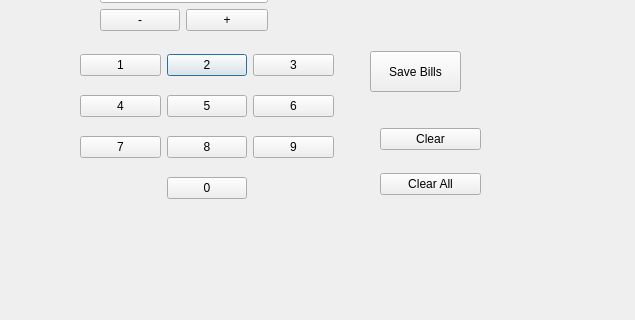
Before: the Qt Designer form bank-automat/admin.ui in JereKortesalmi/BankProject, drawn with Qt 5; both pictures show x 190 to 825 and y 289 to 609 of the 825 by 609 pixel window.
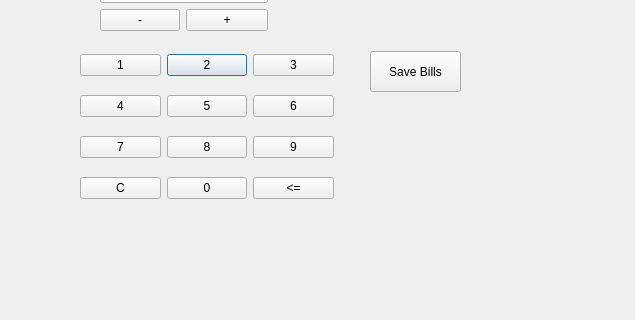
After: the same form once the commit is applied.

Commit message: pikku päivityksiä

Patch:
```diff
--- a/bank-automat/admin.ui
+++ b/bank-automat/admin.ui
@@ -106,6 +106,20 @@
       </property>
      </widget>
     </item>
+    <item row="3" column="0">
+     <widget class="QPushButton" name="btnClearAll">
+      <property name="text">
+       <string>C</string>
+      </property>
+     </widget>
+    </item>
+    <item row="3" column="2">
+     <widget class="QPushButton" name="btnClear">
+      <property name="text">
+       <string>&lt;=</string>
+      </property>
+     </widget>
+    </item>
    </layout>
   </widget>
   <widget class="QFrame" name="allbillframe">
@@ -347,22 +361,7 @@
      <height>101</height>
     </rect>
    </property>
-   <layout class="QVBoxLayout" name="verticalLayout">
-    <item>
-     <widget class="QPushButton" name="btnClear">
-      <property name="text">
-       <string>Clear</string>
-      </property>
-     </widget>
-    </item>
-    <item>
-     <widget class="QPushButton" name="btnClearAll">
-      <property name="text">
-       <string>Clear All</string>
-      </property>
-     </widget>
-    </item>
-   </layout>
+   <layout class="QVBoxLayout" name="verticalLayout"/>
   </widget>
   <widget class="QWidget" name="currentbills" native="true">
    <property name="geometry">
```
Left out of the diff: 12 changed lines with no effect on the pictures. The commit also changes 1 other file.
